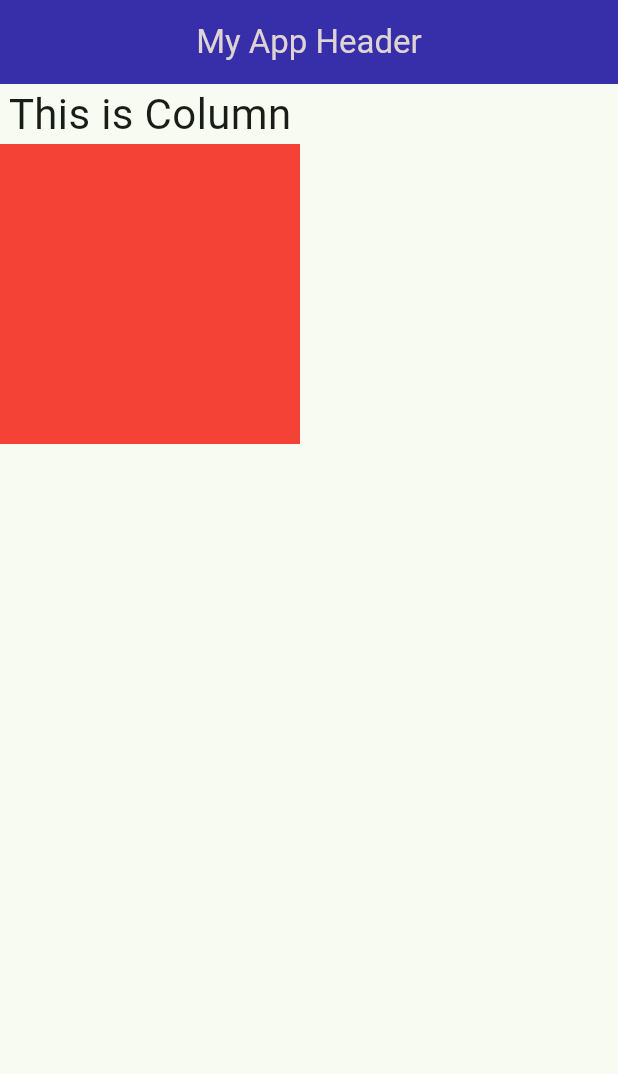
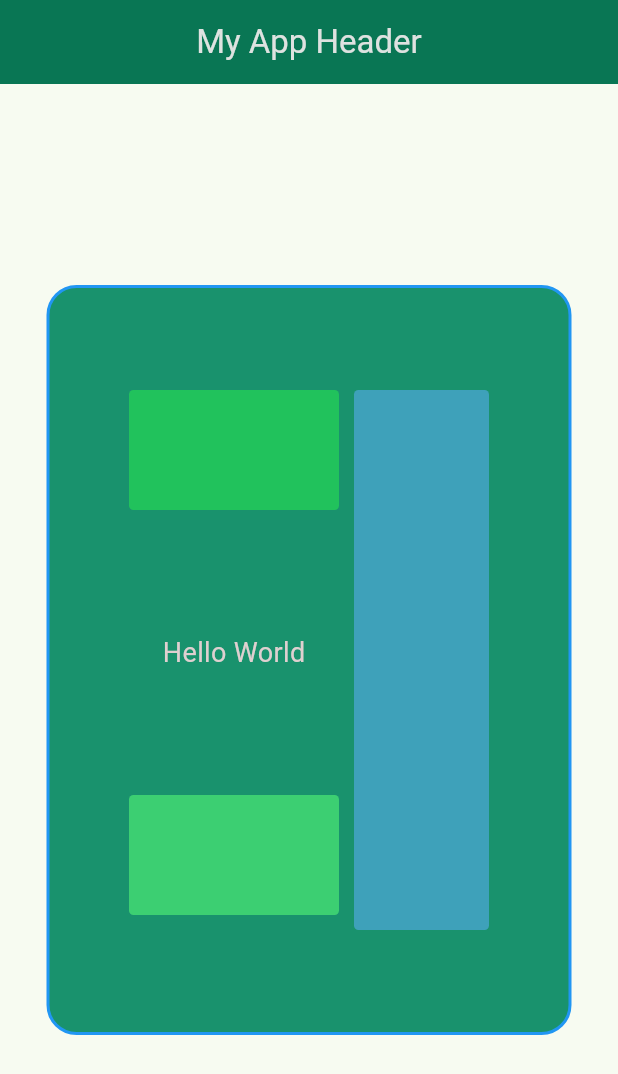
Before and after one commit to ArunPandeyLaudari/Flutter_2025Course, a Flutter app: the screen it shows after launch, on a phone screen of 412 x 824 dp. Shown: the top 1074 px of the screen. Run offline on Flutter 3.47's test engine with Material 3 defaults, Android fonts, the light colour scheme and no system bars.

Commit message:
Layout updated

```diff
--- /dev/null
+++ b/lib/RowColPratice.dart
@@ -0,0 +1,93 @@
+import 'package:flutter/material.dart';
+
+class Rowcolpratice extends StatelessWidget {
+  const Rowcolpratice({super.key});
+
+  @override
+  Widget build(BuildContext context) {
+    return Scaffold(
+      appBar: AppBar(
+        title: Text(
+          'My App Header',
+          style: TextStyle(color: const Color.fromARGB(255, 222, 226, 224)),
+        ),
+        centerTitle: true,
+        backgroundColor: Color.fromARGB(255, 9, 118, 84),
+      ),
+      body: Center(
+        child: Container(
+          height: 500,
+          width: 350,
+          decoration: BoxDecoration(
+            color: const Color.fromARGB(255, 25, 146, 109),
+            borderRadius: BorderRadius.circular(20),
+            border: Border.all(color: Colors.blue, width: 2),
+          ),
+          child: Center(
+            child: Container(
+              height: 380,
+              width: 260,
+              child: Row(
+                children: [
+                  // Left side container
+                  Container(
+                    width: 160, // Approximately 2/3 of the 260 width
+                    padding: EdgeInsets.all(10.0),
+                    child: Column(
+                      children: [
+                        // Top blue box
+                        Container(
+                          height: 80,
+                          decoration: BoxDecoration(
+                            color: const Color.fromARGB(255, 33, 194, 92),
+                            borderRadius: BorderRadius.circular(3),
+                          ),
+                        ),
+
+                        // Space for text
+                        Container(
+                          height: 190, // Fill the remaining space
+                          child: Center(
+                            child: Text(
+                              'Hello World',
+                              style: TextStyle(
+                                color: const Color.fromARGB(255, 223, 208, 208),
+                                fontSize: 18,
+                                fontWeight: FontWeight.w400,
+                              ),
+                            ),
+                          ),
+                        ),
+
+                        // Bottom blue box
+                        Container(
+                          height: 80,
+                          decoration: BoxDecoration(
+                            color: const Color.fromARGB(255, 60, 207, 114),
+                            borderRadius: BorderRadius.circular(3),
+                          ),
+                        ),
+                      ],
+                    ),
+                  ),
+
+                  // Right side container
+                  Container(
+                    width: 100, // Approximately 1/3 of the 260 width
+                    padding: EdgeInsets.fromLTRB(0, 10, 10, 10),
+                    child: Container(
+                      decoration: BoxDecoration(
+                        color: Color.fromARGB(255, 62, 161, 186),
+                        borderRadius: BorderRadius.circular(3),
+                      ),
+                    ),
+                  ),
+                ],
+              ),
+            ),
+          ),
+        ),
+      ),
+    );
+  }
+}
--- a/lib/colpract.dart
+++ b/lib/colpract.dart
@@ -16,6 +16,9 @@ class ColPractice extends StatelessWidget {
       ),
 
       body: Column(
+        mainAxisAlignment: MainAxisAlignment.spaceBetween,
+        crossAxisAlignment: CrossAxisAlignment.center,
+        mainAxisSize: MainAxisSize.max,
         children: [
           Text("This is Column", style: TextStyle(fontSize: 28)),
           Container(width: 200, height: 200, color: Colors.red),
--- a/lib/main.dart
+++ b/lib/main.dart
@@ -1,7 +1,9 @@
 // import 'package:arun_2025/homepage.dart';
-import 'package:arun_2025/colpract.dart';
-import 'package:arun_2025/homepage.dart';
-import 'package:arun_2025/testhome.dart';
+// import 'package:arun_2025/colpract.dart';
+// import 'package:arun_2025/homepage.dart';
+import 'package:arun_2025/RowColPratice.dart';
+// import 'package:arun_2025/rowpract.dart';
+// import 'package:arun_2025/testhome.dart';
 import 'package:flutter/material.dart';
 
 void main() {
@@ -22,7 +24,7 @@ class MyApp extends StatelessWidget {
         ),
       ),
       debugShowCheckedModeBanner: false,
-      home: ColPractice(),
+      home: Rowcolpratice(),
     );
   }
 }
--- /dev/null
+++ b/lib/rowpract.dart
@@ -0,0 +1,32 @@
+import 'package:flutter/material.dart';
+
+class RowPratice extends StatelessWidget {
+  const RowPratice({super.key});
+
+  @override
+  Widget build(BuildContext context) {
+    return Scaffold(
+      appBar: AppBar(
+        title: Text(
+          'My App Header',
+          style: TextStyle(color: const Color.fromARGB(255, 222, 212, 212)),
+        ),
+        centerTitle: true,
+        backgroundColor: Color.fromARGB(255, 55, 47, 170),
+      ),
+
+      body: Padding(
+        padding: const EdgeInsets.only(top: 10.0),
+        child: Row(
+          mainAxisAlignment: MainAxisAlignment.spaceBetween,
+          crossAxisAlignment: CrossAxisAlignment.center,
+          mainAxisSize: MainAxisSize.max,
+          children: [
+            Text("This is Row", style: TextStyle(fontSize: 28)),
+            Container(width: 100, height: 200, color: Colors.red),
+          ],
+        ),
+      ),
+    );
+  }
+}
```
